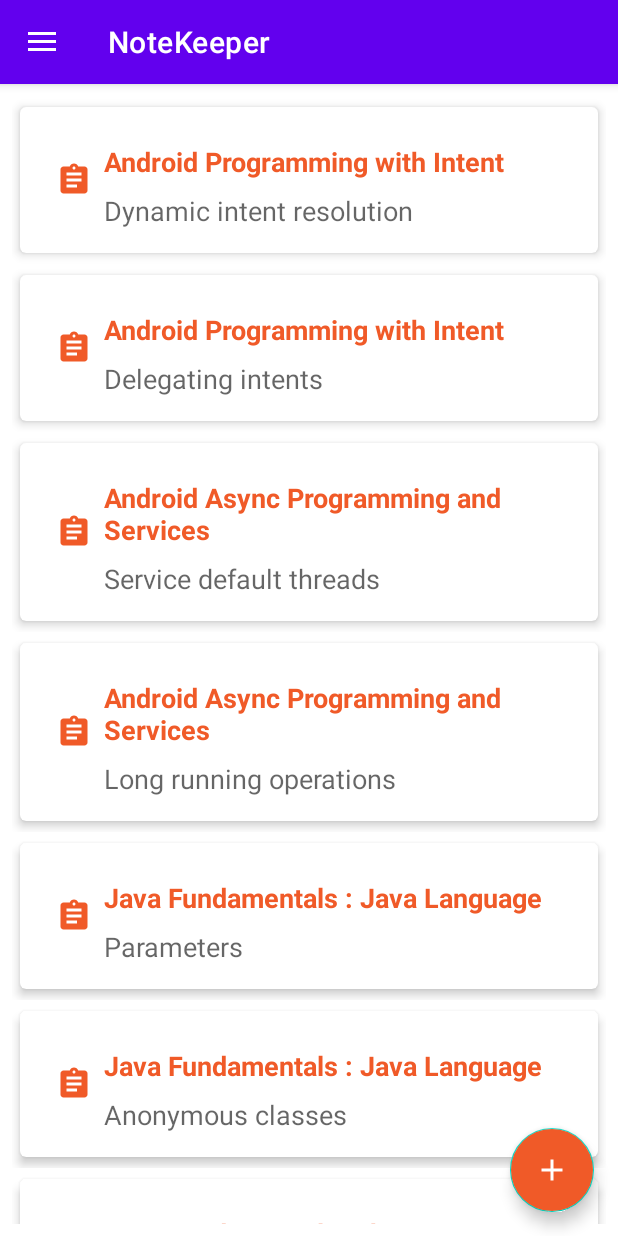
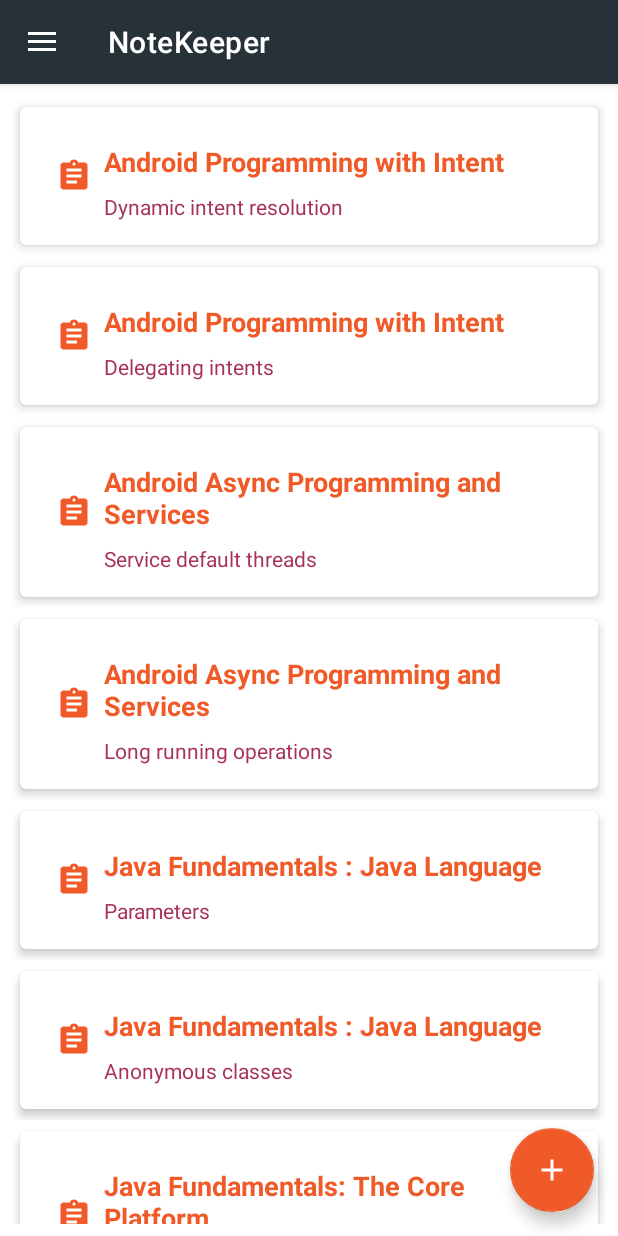
Before and after one commit to GuelorMusavuli/NoteKeeper, an Android app: the screen it shows after launch (NoteListActivity), on a phone screen of 412 x 824 dp. Run offline under Robolectric (Android 15) with nearby library versions, the phone set to English and light mode, and no system bars.

Commit message:
Custumizing App Appereance with Styles and Themes

```diff
--- a/app/src/main/res/layout/activity_note_list.xml
+++ b/app/src/main/res/layout/activity_note_list.xml
@@ -32,12 +32,9 @@
         android:layout_width="wrap_content"
         android:layout_height="wrap_content"
         android:layout_gravity="bottom|end"
-        android:layout_margin="@dimen/fab_margin"
+        style="@style/AddFAB"
         android:contentDescription="@string/create_note_button"
-        app:srcCompat="@drawable/ic_add_white_24dp"
-        app:tint="@color/white"
-        android:backgroundTint="@color/pluralsight_orange"
-        tools:ignore="ImageContrastCheck" />
+      />
 
     <include layout="@layout/content_note_list" />
 
--- a/app/src/main/res/layout/item_course_list.xml
+++ b/app/src/main/res/layout/item_course_list.xml
@@ -40,7 +40,7 @@
                 android:text="TextView"
                 android:textAlignment="center"
                 android:textSize="@dimen/course_name_size"
-                android:textAppearance="@style/CourseTitle"
+                android:textAppearance="@style/BrandedText.CourseName"
                 app:layout_constraintEnd_toEndOf="parent"
                 app:layout_constraintStart_toStartOf="parent"
                 app:layout_constraintTop_toTopOf="parent" />
--- a/app/src/main/res/layout/item_note_list.xml
+++ b/app/src/main/res/layout/item_note_list.xml
@@ -39,7 +39,7 @@
                 android:layout_marginEnd="8dp"
                 android:text="TextView"
                 android:textSize="@dimen/course_name_size"
-                android:textAppearance="@style/CourseTitle"
+                android:textAppearance="@style/BrandedText.CourseName"
                 app:layout_constraintEnd_toEndOf="parent"
                 app:layout_constraintStart_toEndOf="@+id/imageView"
                 app:layout_constraintTop_toTopOf="parent" />
@@ -52,7 +52,7 @@
                 android:layout_marginTop="8dp"
                 android:layout_marginEnd="8dp"
                 android:text="TextView"
-                android:textAppearance="@style/TextAppearance.AppCompat.Medium"
+                android:textAppearance="@style/NoteTitle"
                 app:layout_constraintEnd_toEndOf="parent"
                 app:layout_constraintHorizontal_bias="0.638"
                 app:layout_constraintStart_toEndOf="@+id/imageView"
--- a/app/src/main/res/values/colors.xml
+++ b/app/src/main/res/values/colors.xml
@@ -1,11 +1,12 @@
 <?xml version="1.0" encoding="utf-8"?>
 <resources>
     <color name="purple_200">#FFBB86FC</color>
-    <color name="purple_500">#FF6200EE</color>
-    <color name="purple_700">#FF3700B3</color>
-    <color name="teal_200">#FF03DAC5</color>
-    <color name="teal_700">#FF018786</color>
+    <color name="purple_500">#FF263238</color>
+    <color name="purple_700">#FF212121</color>
+    <color name="teal_200">@color/pluralsight_orange</color>
+    <color name="teal_700">#AA3814</color>
     <color name="black">#FF000000</color>
     <color name="white">#FFFFFFFF</color>
     <color name="pluralsight_orange">#FFF05A28</color>
+    <color name="pluralsightPlum">#a7305d</color>
 </resources>
--- a/app/src/main/res/values/themes.xml
+++ b/app/src/main/res/values/themes.xml
@@ -8,23 +8,60 @@
         <!-- Secondary brand color. -->
         <item name="colorSecondary">@color/teal_200</item>
         <item name="colorSecondaryVariant">@color/teal_700</item>
-        <item name="colorOnSecondary">@color/black</item>
+        <item name="colorOnSecondary">@color/white</item> <!-- for the vector assets-->
         <!-- Status bar color. -->
         <item name="android:statusBarColor" tools:targetApi="l">?attr/colorPrimaryVariant</item>
+
         <!-- Customize your theme here. -->
+
+        <!--<item name="android:textSize">30sp</item>
+        <item name="editTextStyle">@style/RedGreenEditText</item>-->
+
     </style>
 
+    <!-- custom style to avoid system actionBar and used the activity provided instead-->
     <style name="Theme.NoteKeeper.NoActionBar">
         <item name="windowActionBar">false</item>
         <item name="windowNoTitle">true</item>
     </style>
 
+    <!-- custom style for all EditTexts in the app
+    <style name="RedGreenEditText" parent="Widget.AppCompat.EditText">
+        <item name="android:textColor">@android:color/holo_green_dark</item>
+        <item name="android:textColorHint">@android:color/holo_red_dark</item>
+    </style>-->
     <!-- custom style for CourseTitle -->
     <style name="CourseTitle" parent="TextAppearance.AppCompat.Medium">
         <item name="android:textColor">@color/pluralsight_orange</item>
         <item name="android:textStyle">bold</item>
     </style>
 
+    <!-- custom style for NoteTitle -->
+    <style name="NoteTitle" parent="@android:style/TextAppearance.Material.Small">
+        <item name="android:textColor">@color/pluralsightPlum</item>
+    </style>
+
+    <style name="BrandedText" parent="@android:style/TextAppearance.Material.Medium">
+        <item name="android:textColor">@color/pluralsight_orange</item>
+    </style>
+
+    <!-- custom style for CourseName -->
+    <style name="BrandedText.CourseName">
+        <item name="android:textStyle">bold</item>
+    </style>
+
+    <!-- custom style for ModuleName -->
+    <style name="ModuleName" parent="BrandedText">
+        <item name="android:textAllCaps">true</item>
+    </style>
+
+    <!-- custom style for FloatActionButton -->
+    <style name="AddFAB" parent="@style/Widget.Design.FloatingActionButton">
+        <item name="android:layout_margin">@dimen/fab_margin</item>
+        <item name="srcCompat">@drawable/ic_add_white_24dp</item>
+    </style>
+
+
     <style name="Theme.NoteKeeper.AppBarOverlay" parent="ThemeOverlay.AppCompat.Dark.ActionBar" />
 
     <style name="Theme.NoteKeeper.PopupOverlay" parent="ThemeOverlay.AppCompat.Light" />
```
